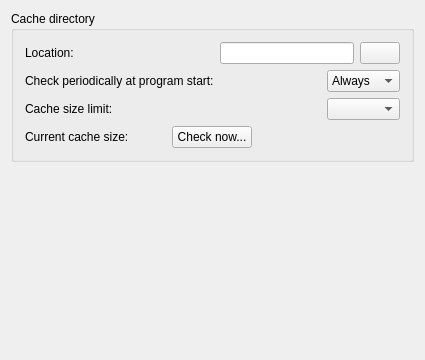
This is src/Gui/PreferencePages/DlgSettingsCacheDirectory.ui in southseact-3d/fcd as Qt 5 draws it before an edit. The edited form follows.
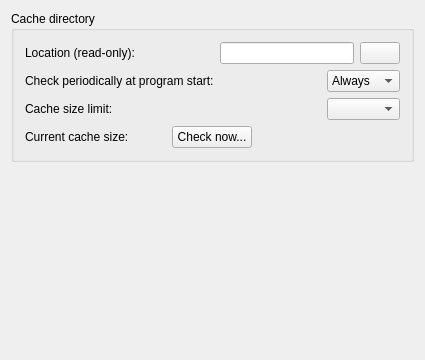
This is the edited form. Icons and pictures are not drawn.

Commit message:
Gui: Clarify cache directory as read-only in prefs, add Browse tooltip
Fixes #13608.

```diff
--- a/src/Gui/PreferencePages/DlgSettingsCacheDirectory.ui
+++ b/src/Gui/PreferencePages/DlgSettingsCacheDirectory.ui
@@ -25,7 +25,7 @@
         <item row="0" column="0">
          <widget class="QLabel" name="label">
           <property name="text">
-           <string>Location:</string>
+           <string>Location (read-only):</string>
           </property>
          </widget>
         </item>
```
Left out of the diff: 3 changed lines with no effect on the pictures.
